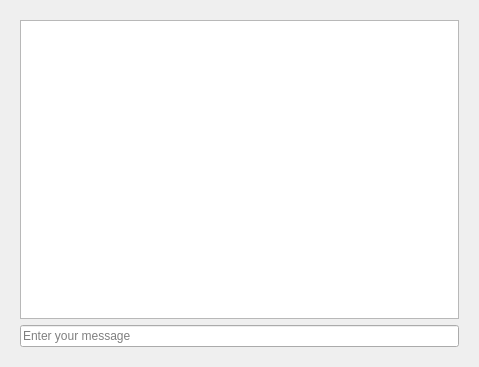
Qt form src/designs/videochat.ui (gitgernit/qvideochat) before a commit.
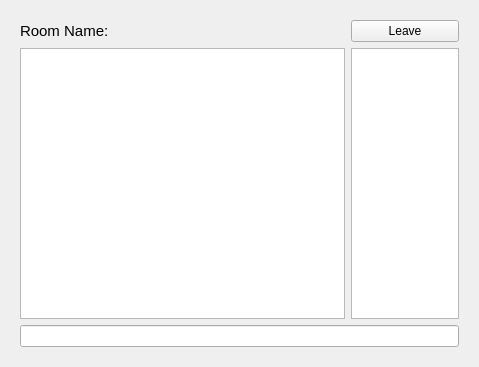
The same form after that commit. The open tabs and pages were chosen to show the change.

Commit message: feat(): leave room button & room users list

Diff of the .ui file:
```diff
--- a/src/designs/videochat.ui
+++ b/src/designs/videochat.ui
@@ -166,26 +166,32 @@
       </layout>
      </widget>
      <widget class="QWidget" name="room">
-      <layout class="QVBoxLayout" name="verticalLayout_3">
-       <item>
-        <layout class="QVBoxLayout" name="verticalLayout_2">
-         <item>
-          <widget class="QPlainTextEdit" name="message_history_edit">
-           <property name="enabled">
-            <bool>true</bool>
-           </property>
-           <property name="focusPolicy">
-            <enum>Qt::NoFocus</enum>
-           </property>
-           <property name="readOnly">
-            <bool>true</bool>
+      <layout class="QGridLayout" name="gridLayout_2">
+       <item row="1" column="0">
+        <layout class="QGridLayout" name="gridLayout" columnstretch="3,1">
+         <item row="1" column="0">
+          <widget class="QPlainTextEdit" name="message_history"/>
+         </item>
+         <item row="1" column="1">
+          <widget class="QListWidget" name="room_users_list"/>
+         </item>
+         <item row="2" column="0" colspan="2">
+          <widget class="QLineEdit" name="message_input"/>
+         </item>
+         <item row="0" column="1">
+          <widget class="QPushButton" name="leave_room_button">
+           <property name="text">
+            <string>Leave</string>
            </property>
           </widget>
          </item>
-         <item>
-          <widget class="QLineEdit" name="message_input">
-           <property name="placeholderText">
-            <string>Enter your message</string>
+         <item row="0" column="0">
+          <widget class="QLabel" name="inner_room_name_label">
+           <property name="styleSheet">
+            <string notr="true">font-size: 15px;</string>
+           </property>
+           <property name="text">
+            <string>Room Name:</string>
            </property>
           </widget>
          </item>
```
The commit also changes 3 other files.
